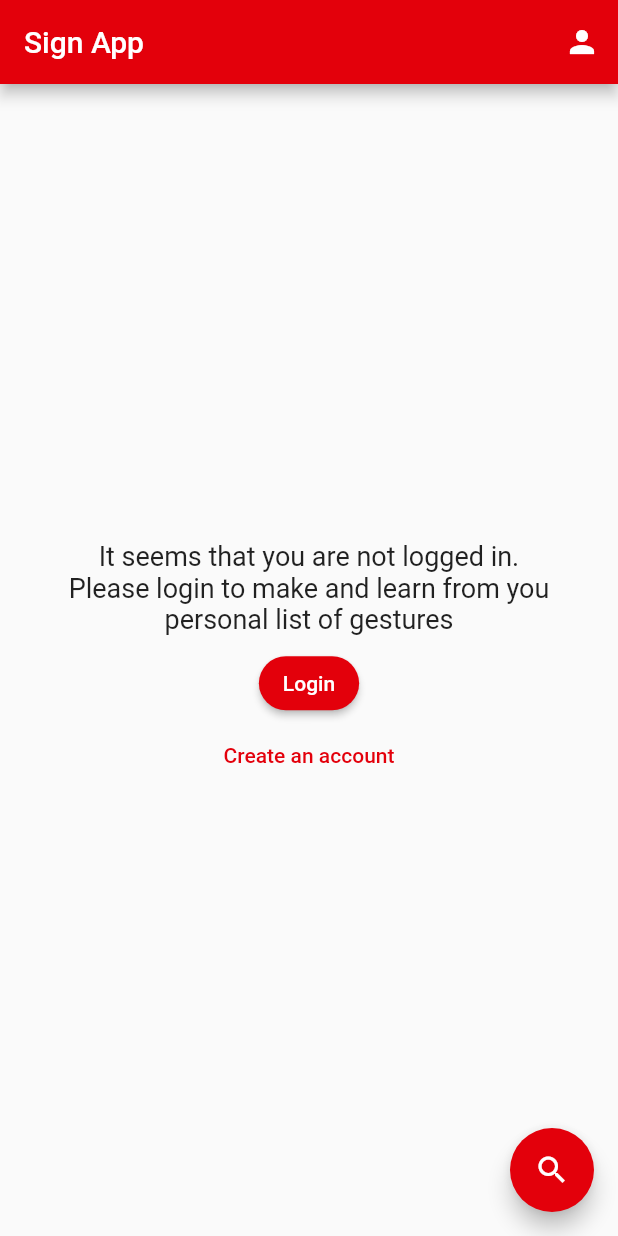
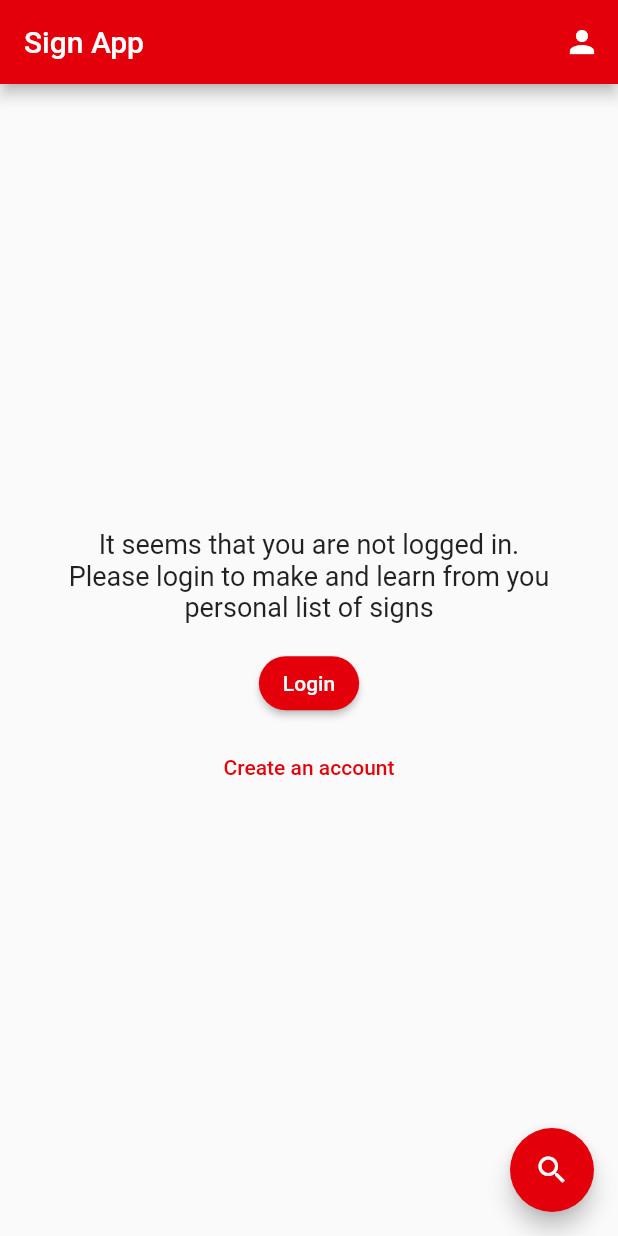
Before and after one commit to Signbank/sign-app, a Flutter app: the screen it shows after launch, on a phone screen of 412 x 824 dp. Run offline on Flutter 3.47's test engine with Material 2 defaults, Android fonts, the phone set to English and light mode, and no system bars; our stand-ins replace shared_preferences, video_player; accounts and stored records are empty; generated files the repository leaves out were written again.

Commit message:
Changed login tekst and layout

```diff
--- a/flutter/lib/home_page.dart
+++ b/flutter/lib/home_page.dart
@@ -167,14 +167,18 @@ class _HomePageState extends State<HomePage> {
       child: Column(
         mainAxisAlignment: MainAxisAlignment.center,
         children: [
-          Padding(
+          Center(
+            child: Padding(
                 padding: const EdgeInsets.all(8),
                 child: Text(
                   AppLocalizations.of(context)!.loginHomepageText,
                   textAlign: TextAlign.center,
                   style: const TextStyle(fontSize: 18),
                 )),
-          ElevatedButton(
+          ),
+          Padding(
+            padding: const EdgeInsets.all(8),
+            child: ElevatedButton(
                 onPressed: () {
                   Navigator.of(context)
                       .push(MaterialPageRoute(
@@ -186,6 +190,7 @@ class _HomePageState extends State<HomePage> {
                 child: Text(
                   AppLocalizations.of(context)!.login,
                 )),
+          ),
           TextButton(
             onPressed: () {
               Navigator.of(context)
--- a/flutter/lib/l10n/app_en.arb
+++ b/flutter/lib/l10n/app_en.arb
@@ -41,7 +41,7 @@
     "invalidPassword": "Password must be at least 6 characters long",
     "passwordDoNotMatch": "The passwords do not match",
     "addSign": "Add sign",
-    "loginHomepageText": "It seems that you are not logged in.\nPlease login to make and learn from you personal list of gestures",
+    "loginHomepageText": "It seems that you are not logged in.\nPlease login to make and learn from you personal list of signs",
     "emptyRecentQuizText": "Create a list below and start learning",
     "emptyQuiz":"The quiz must contain at least on sign"
 }
```
Lines whose indentation alone changed are shown as unchanged.
